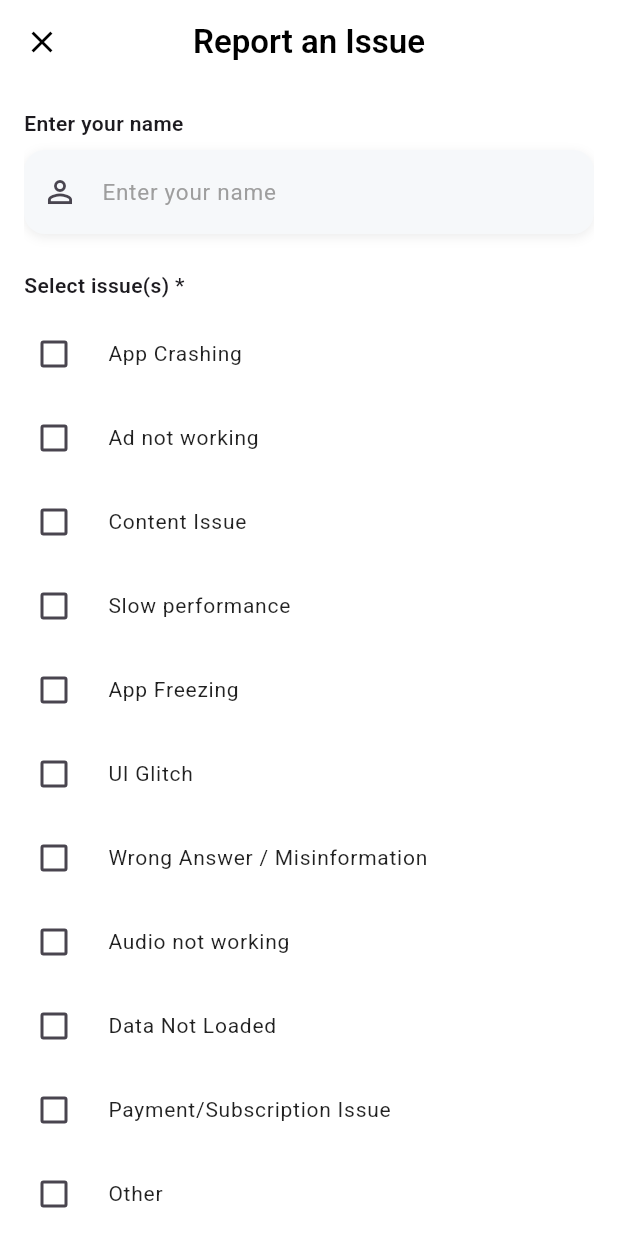
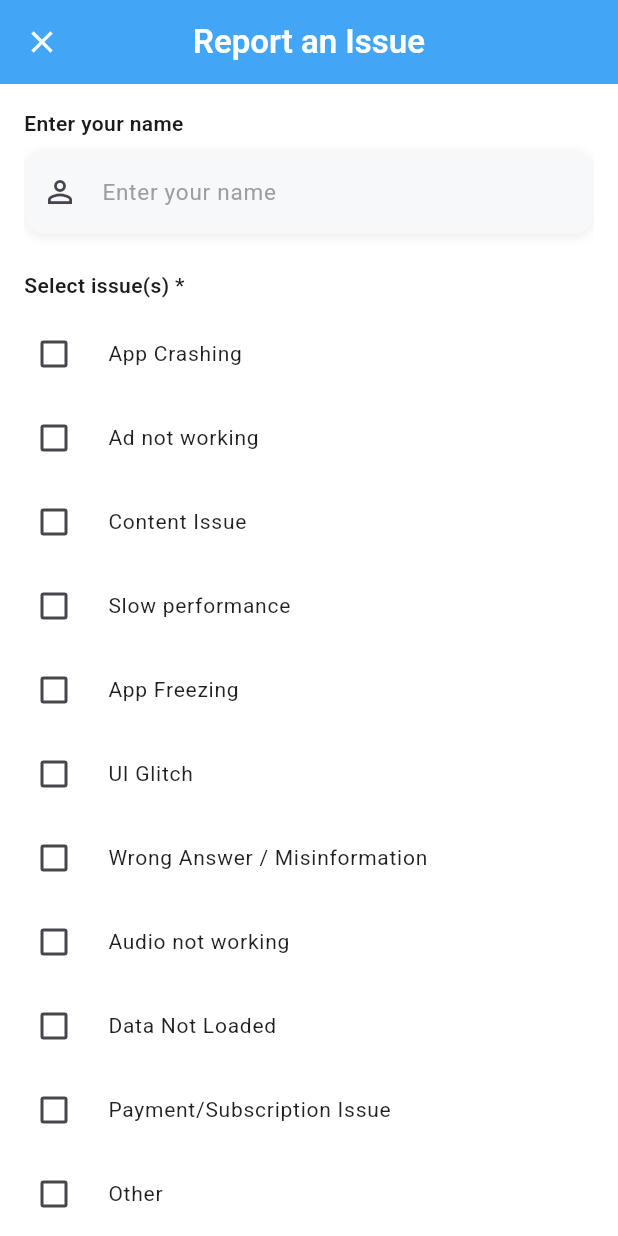
Before and after one commit to Bilal17809/pocket_prep_exam, a Flutter app: the ReportScreen screen opened directly, on a phone screen of 412 x 824 dp. Run offline on Flutter 3.47's test engine with Material 3 defaults, Android fonts, the phone set to English and light mode, and no system bars; our stand-ins replace audioplayers, firebase_core, firebase_remote_config, flutter_tts, get, google_mobile_ads and 4 more; accounts and stored records are empty; project files that could hold a hidden picture were left out.

Commit message:
date 22/oct/25

```diff
--- a/lib/ad_manager/app_open_ads.dart
+++ b/lib/ad_manager/app_open_ads.dart
@@ -3,6 +3,7 @@ import 'package:flutter/material.dart';
 import 'package:get/get.dart';
 import 'package:google_mobile_ads/google_mobile_ads.dart';
 import 'package:pocket_prep_exam/ad_manager/remove_ads.dart' show RemoveAds;
+import 'package:pocket_prep_exam/core/constant/constant.dart';
 import '../services/remote_config_service.dart';
 
 class AppOpenAdManager extends GetxController with WidgetsBindingObserver {
@@ -97,8 +98,8 @@ class AppOpenAdManager extends GetxController with WidgetsBindingObserver {
     }
     if (!shouldShowAppOpenAd) return;
     AppOpenAd.load(
-      adUnitId:Platform.isAndroid? "ca-app-pub-8331781061822056/2970674737"
-          :"ca-app-pub-5405847310750111/8961577440",
+      adUnitId:Platform.isAndroid? androidAppOpenId
+          :"",
       request: const AdRequest(),
       adLoadCallback: AppOpenAdLoadCallback(
         onAdLoaded: (ad) {
--- a/lib/ad_manager/interstitial_ads.dart
+++ b/lib/ad_manager/interstitial_ads.dart
@@ -3,6 +3,7 @@ import 'package:flutter/material.dart';
 import 'package:get/get.dart';
 import 'package:google_mobile_ads/google_mobile_ads.dart';
 import 'package:pocket_prep_exam/ad_manager/remove_ads.dart';
+import 'package:pocket_prep_exam/core/constant/constant.dart';
 
 import '../services/remote_config_service.dart';
 import 'app_open_ads.dart';
@@ -50,8 +51,8 @@ class InterstitialAdManager extends GetxController {
 
   void _loadAd() {
     InterstitialAd.load(
-      adUnitId:Platform.isAndroid?'ca-app-pub-8331781061822056/3993587144'
-      :'ca-app-pub-5405847310750111/9672023882',
+      adUnitId:Platform.isAndroid? androidInterstitialId
+      :'',
       request: const AdRequest(),
       adLoadCallback: InterstitialAdLoadCallback(
         onAdLoaded: (ad) {
--- a/lib/ad_manager/native_ads.dart
+++ b/lib/ad_manager/native_ads.dart
@@ -4,6 +4,7 @@ import 'package:flutter/material.dart';
 import 'package:get/get.dart';
 import 'package:google_mobile_ads/google_mobile_ads.dart';
 import 'package:pocket_prep_exam/ad_manager/remove_ads.dart';
+import 'package:pocket_prep_exam/core/constant/constant.dart';
 import 'package:shimmer/shimmer.dart';
 
 import 'app_open_ads.dart';
@@ -51,8 +52,8 @@ class NativeAdController extends GetxController {
     isAdReady.value = false;
 
     final adUnitId = Platform.isAndroid
-        ? 'ca-app-pub-8331781061822056/2331368726'
-        : 'ca-app-pub-5405847310750111/2103798708';
+        ? androidNativeAdvId
+        : '';
 
     _nativeAd = NativeAd(
       adUnitId: adUnitId,
--- a/lib/ad_manager/splash_interstitial.dart
+++ b/lib/ad_manager/splash_interstitial.dart
@@ -4,6 +4,7 @@ import 'package:flutter/material.dart';
 import 'package:get/get.dart';
 import 'package:google_mobile_ads/google_mobile_ads.dart';
 import 'package:pocket_prep_exam/ad_manager/remove_ads.dart';
+import 'package:pocket_prep_exam/core/constant/constant.dart';
 import 'app_open_ads.dart';
 
 class SplashInterstitialManager extends GetxController {
@@ -55,8 +56,8 @@ class SplashInterstitialManager extends GetxController {
 
   void loadAd() {
     InterstitialAd.load(
-      adUnitId:Platform.isAndroid?'ca-app-pub-8331781061822056/3494893690'
-      :'ca-app-pub-5405847310750111/2747522883',
+      adUnitId:Platform.isAndroid? androidSplashInterstitialId
+      : '',
       request: const AdRequest(),
       adLoadCallback: InterstitialAdLoadCallback(
         onAdLoaded: (ad) {
--- a/lib/core/common/app_drawer.dart
+++ b/lib/core/common/app_drawer.dart
@@ -80,8 +80,6 @@ class AppDrawer extends StatelessWidget {
                                    color: kWhite.withAlpha(200),
                                    fontWeight: FontWeight.bold
                                ),
-
-
                            ),
                            Text(
                                "PocketPrep",
--- a/lib/core/constant/constant.dart
+++ b/lib/core/constant/constant.dart
@@ -3,3 +3,8 @@ const double kBodyHp=16;
 
 
 final androidBannerId = "ca-app-pub-8331781061822056/7921307950";
+final androidAppOpenId = "ca-app-pub-8331781061822056/1254352470";
+final androidInterstitialId = "ca-app-pub-8331781061822056/7684029455";
+final androidNativeAdvId = "ca-app-pub-8331781061822056/9372515644";
+final androidSplashInterstitialId = "ca-app-pub-8331781061822056/8771355195";
+final oneSignalKey = "0cf731c2-4111-45c5-b193-a22bb815160b";
--- a/lib/pages/reports/controller/reports_controller.dart
+++ b/lib/pages/reports/controller/reports_controller.dart
@@ -36,7 +36,7 @@ class ReportController extends GetxController {
       'User Report - ${selectedIssues.isEmpty ? "Unknown" : selectedIssues.join(", ")}',
     );
     final body = Uri.encodeComponent('''
-Item Name: $itemName
+ Name: $itemName
 
 Issue(s): ${selectedIssues.join(", ")}
 
@@ -46,7 +46,6 @@ Details: $details
     final uri = Uri.parse(
       'mailto:unisoftaps@gmail.com?subject=$subject&body=$body',
     );
-
     if (await canLaunchUrl(uri)) {
       await launchUrl(uri);
       ScaffoldMessenger.of(context).showSnackBar(
--- a/lib/pages/reports/view/reports_view.dart
+++ b/lib/pages/reports/view/reports_view.dart
@@ -1,6 +1,6 @@
 import 'package:flutter/material.dart';
 import 'package:get/get.dart';
-import 'package:pocket_prep_exam/core/common/common_button.dart';
+import '/core/common/common_button.dart';
 import '../../login/view/login_view.dart';
 import '../controller/reports_controller.dart';
 import '/core/theme/app_colors.dart';
@@ -14,19 +14,18 @@ class ReportScreen extends StatelessWidget {
     final formKey = GlobalKey<FormState>();
     final nameController = TextEditingController();
     final detailController = TextEditingController();
-
     return Scaffold(
       backgroundColor: Colors.white,
       appBar: AppBar(
-        backgroundColor: Colors.white,
+        backgroundColor: lightSkyBlue,
         elevation: 0,
         title: const Text(
           "Report an Issue",
-          style: TextStyle(color: Colors.black, fontWeight: FontWeight.w600),
+          style: TextStyle(color: kWhite, fontWeight: FontWeight.w600),
         ),
         centerTitle: true,
         leading: IconButton(
-          icon: const Icon(Icons.close, color: Colors.black),
+          icon: const Icon(Icons.close, color: kWhite),
           onPressed: () => Get.back(),
         ),
       ),
```
